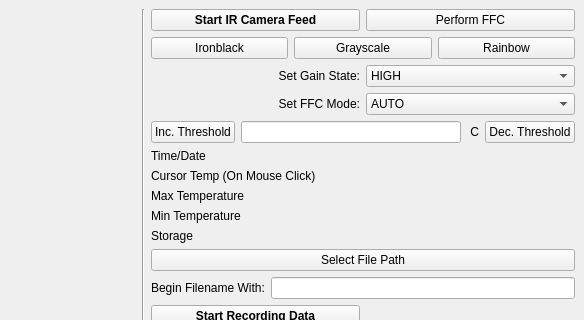
First picture: the form in src/fever_detector.ui, repository MakeHub-tw/FeverDetector, before the edit; both pictures show x 513 to 1097 and y 0 to 320 of the 1097 by 795 pixel window.
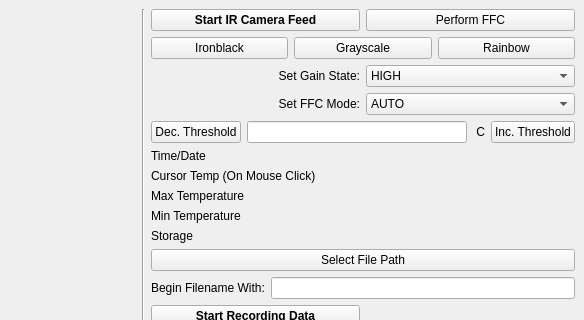
Second picture: the form after the edit.

Commit message: Fix threshold buttons order

```diff
--- a/src/fever_detector.ui
+++ b/src/fever_detector.ui
@@ -144,9 +144,9 @@
       <item>
        <layout class="QHBoxLayout" name="horizontalLayout_2">
         <item>
-         <widget class="QPushButton" name="increaseT">
+         <widget class="QPushButton" name="decreaseT">
           <property name="text">
-           <string>Inc. Threshold</string>
+           <string>Dec. Threshold</string>
           </property>
          </widget>
         </item>
@@ -171,9 +171,9 @@
          </widget>
         </item>
         <item>
-         <widget class="QPushButton" name="decreaseT">
+         <widget class="QPushButton" name="increaseT">
           <property name="text">
-           <string>Dec. Threshold</string>
+           <string>Inc. Threshold</string>
           </property>
          </widget>
         </item>
```
